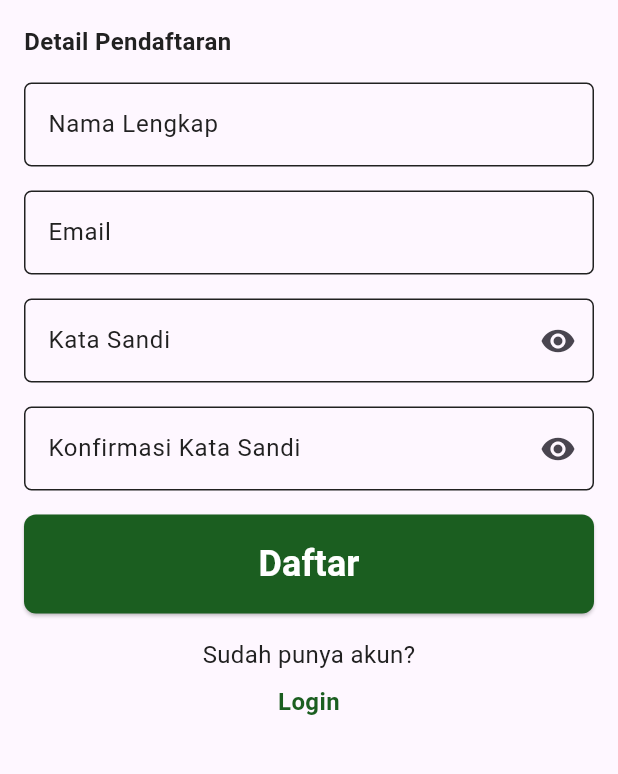
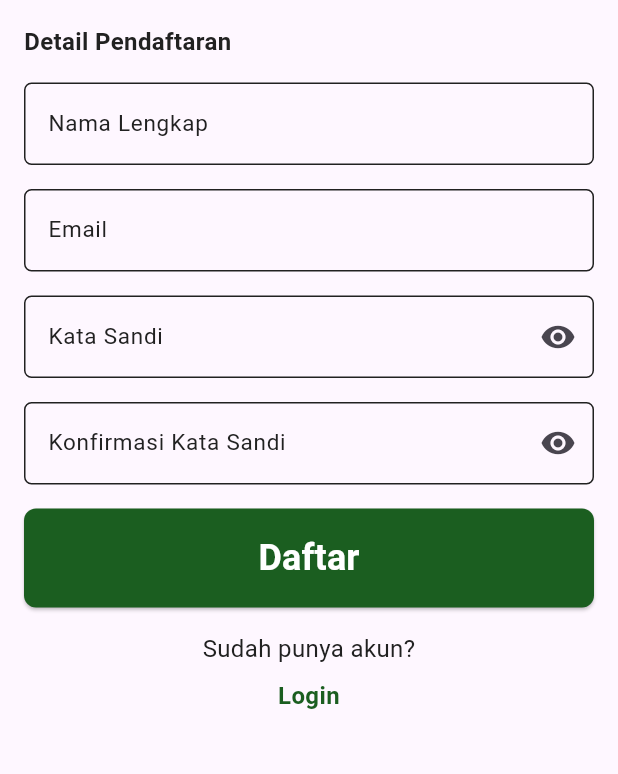
Before and after one commit to ratnoajiw/posbindu, a Flutter app: the HalamanSignup screen opened directly, on a phone screen of 412 x 824 dp, the part 309-1083 px from its top. Run offline on Flutter 3.47's test engine with Material 3 defaults, Android fonts, the phone set to English and light mode, and no system bars; Roboto replaces fonts that are missing (Outfit).

Commit message:
upload via vscode

```diff
--- a/lib/styles.dart
+++ b/lib/styles.dart
@@ -15,6 +15,6 @@ class TextStyles {
   static TextStyle body = const TextStyle(
       fontFamily: 'Outfit',
       fontWeight: FontWeight.normal,
-      fontSize: 16.0,
+      fontSize: 15.0,
       color: AppColors.darkGrey);
 }
```
